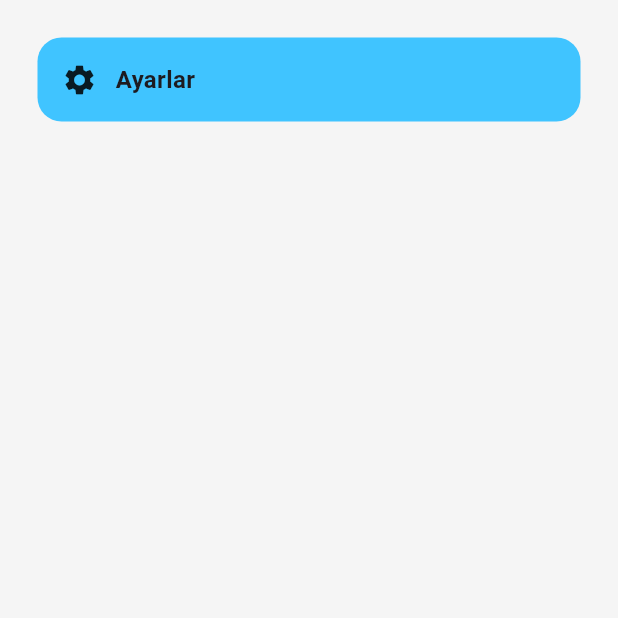
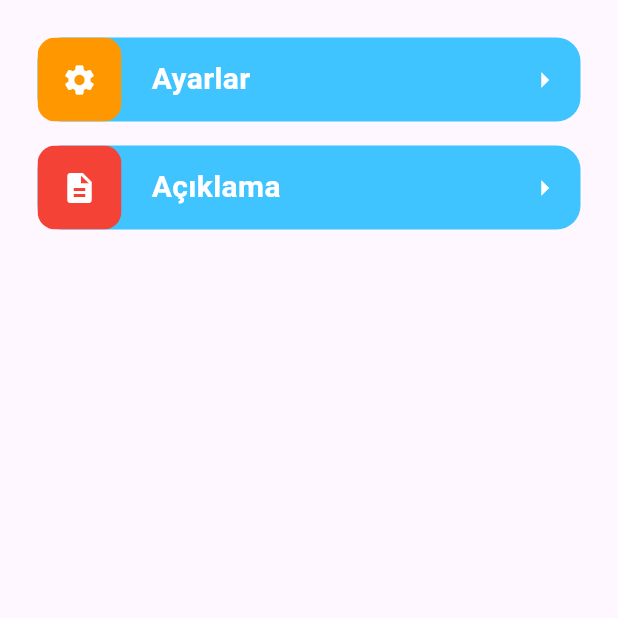
Before and after one commit to Berk2259/Todo-List, a Flutter app: the ProfilScreen screen opened directly, on a phone screen of 412 x 824 dp, the top half of it. Run offline on Flutter 3.47's test engine with Material 3 defaults, Android fonts, the phone set to English and light mode, and no system bars; our stand-ins replace curved_navigation_bar, hive, hive_flutter; accounts and stored records are empty.

Commit message:
card yapısı ve profil sayfası

```diff
--- /dev/null
+++ b/lib/Data/ProfileData.dart
@@ -0,0 +1,19 @@
+import 'package:flutter/material.dart';
+import 'package:todolist/Screen/DescriptionScreen.dart';
+import 'package:todolist/Screen/SettingsScreen.dart';
+import 'package:todolist/model/ProfileModel.dart';
+
+const List<ProfileModel> profileItems = [
+  ProfileModel(
+    icon: Icons.settings,
+    Name: 'Ayarlar',
+    color: Colors.orange,
+    destination: SettingsScreen(),
+  ),
+  ProfileModel(
+    icon: Icons.description,
+    Name: 'Açıklama',
+    color: Colors.red,
+    destination: DescriptionScreen(),
+  ),
+];
--- a/lib/Screen/ProfilSceen.dart
+++ b/lib/Screen/ProfilSceen.dart
@@ -1,4 +1,8 @@
 import 'package:flutter/material.dart';
+import 'package:todolist/Data/ProfileData.dart';
+import 'package:todolist/Screen/SettingsScreen.dart';
+import 'package:todolist/model/ProfileModel.dart';
+import 'package:todolist/Screen/DescriptionScreen.dart';
 
 class ProfilScreen extends StatelessWidget {
   const ProfilScreen({super.key});
@@ -6,42 +10,70 @@ class ProfilScreen extends StatelessWidget {
   @override
   Widget build(BuildContext context) {
     return Scaffold(
-      body: Expanded(
+      body: ListView.builder(
+        padding: const EdgeInsets.all(25),
+        itemCount: profileItems.length,
+        itemBuilder: (context, index) {
+          final profile = profileItems[index];
+
+          return GestureDetector(
+            onTap: () {
+              Navigator.push(
+                context,
+                MaterialPageRoute(builder: (context) => profile.destination),
+              );
+            },
             child: Container(
-          padding: EdgeInsets.all(25),
-          color: Colors.grey[100],
-          child: Center(
-            child: Column(
-              children: [
-                Container(
-                  padding: EdgeInsets.all(16),
+              margin: const EdgeInsets.only(bottom: 16),
               decoration: BoxDecoration(
                 color: Colors.lightBlueAccent,
                 borderRadius: BorderRadius.circular(16),
               ),
               child: Row(
+                mainAxisAlignment: MainAxisAlignment.spaceBetween,
                 children: [
-                      Icon(Icons.settings),
-                      SizedBox(width: 12),
+                  Row(
+                    children: [
+                      ClipRRect(
+                        borderRadius: BorderRadius.circular(12),
+                        child: Container(
+                          padding: EdgeInsets.all(16),
+                          color: profile.color,
+                          child: Icon(profile.icon, color: Colors.white),
+                        ),
+                      ),
+                      SizedBox(width: 20),
                       Column(
                         crossAxisAlignment: CrossAxisAlignment.start,
                         children: [
                           Text(
-                            'Ayarlar',
+                            profile.Name,
                             style: TextStyle(
                               fontWeight: FontWeight.bold,
-                              fontSize: 16,
+                              fontSize: 20,
+                              color: Colors.white,
                             ),
                           ),
                         ],
                       ),
                     ],
                   ),
+                  IconButton(
+                    icon: Icon(Icons.arrow_right, color: Colors.white),
+                    onPressed: () {
+                      Navigator.push(
+                        context,
+                        MaterialPageRoute(
+                          builder: (context) => SettingsScreen(),
+                        ),
+                      );
+                    },
                   ),
                 ],
               ),
             ),
-        ),
+          );
+        },
       ),
     );
   }
```
Also changed, not shown: lib/Screen/DescriptionScreen.dart (added, +16 -0 lines), lib/Screen/HomeScreen.dart (+33 -18 lines), lib/Screen/SettingsScreen.dart (added, +10 -0 lines), lib/model/ProfileModel.dart (added, +15 -0 lines). Lines whose indentation alone changed are shown as unchanged.
